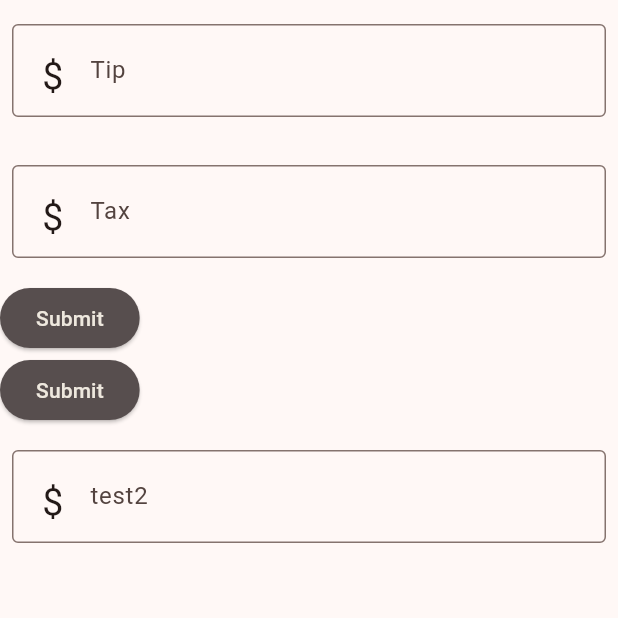
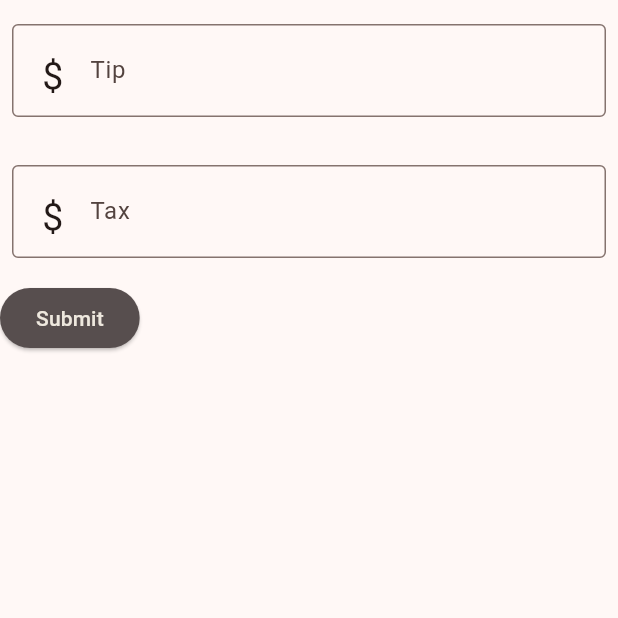
Before and after one commit to CNsquared/ABGapp, a Flutter app: the screen it shows after launch, on a phone screen of 412 x 824 dp, the top half of it. Run offline on Flutter 3.47's test engine with Material 2 defaults, Android fonts, the phone set to English and light mode, and no system bars.

Commit message:
Removing extra buttons

```diff
--- a/lib/homeScreen.dart
+++ b/lib/homeScreen.dart
@@ -1,5 +1,8 @@
+// ignore_for_file: prefer_const_constructors
+
 import 'package:flutter/material.dart';
 import 'package:abg_app/homeScreenFactory.dart';
+import 'package:flutter/services.dart';
 import 'package:provider/provider.dart';
 import 'package:abg_app/main.dart';
 
@@ -7,15 +10,44 @@ import 'package:abg_app/main.dart';
 
 
 class HomeScreen extends StatelessWidget {
-  const HomeScreen({super.key});
+  HomeScreen({super.key});
+  final _MyCustomFormState formState = _MyCustomFormState();
 
   @override
   Widget build(BuildContext context) {
 
-   var appState = context.watch<AbgAppState>();
 
-   return MyCustomForm();
+   return Scaffold(
+      body: Center(
+          child: Column(
+        crossAxisAlignment: CrossAxisAlignment.start,
+        children: <Widget>[
+          homeScreenFactory.createTextInput("Tip", formState.tipController),
+          homeScreenFactory.createTextInput("Tax", formState.taxController),
+          homeScreenFactory.createSubmit(context),
+
+        ],
+      )),
+    );
 
   }
 
 }
+
+// Define a corresponding State class.
+// This class holds the data related to the Form.
+class _MyCustomFormState extends ChangeNotifier {
+  // Create a text controller and use it to retrieve the current value
+  // of the TextField.
+  final taxController = TextEditingController();
+  final tipController = TextEditingController();
+
+  @override
+  void dispose() {
+    // Clean up the controller when the widget is disposed.
+    taxController.dispose();
+    tipController.dispose();
+    super.dispose();
+  }
+
+}
--- a/lib/homeScreenFactory.dart
+++ b/lib/homeScreenFactory.dart
@@ -8,10 +8,11 @@ import 'confrimationScreen.dart';
 import 'main.dart';
 
 class homeScreenFactory {
-  static Padding createTextInput(String? inputName) {
+  static Padding createTextInput(String? inputName, TextEditingController controller) {
     return Padding(
       padding: const EdgeInsets.symmetric(horizontal: 8, vertical: 16),
       child: TextFormField(
+        controller: controller,
         style: const TextStyle(fontSize: 20),
         decoration: InputDecoration(
           border: const OutlineInputBorder(),
@@ -52,87 +53,3 @@ class homeScreenFactory {
   }
 
 }
-
-// Define a custom Form widget.
-class MyCustomForm extends StatefulWidget {
-  const MyCustomForm({super.key});
-
-  @override
-  State<MyCustomForm> createState() => _MyCustomFormState();
-}
-
-// Define a corresponding State class.
-// This class holds the data related to the Form.
-class _MyCustomFormState extends State<MyCustomForm> {
-  // Create a text controller and use it to retrieve the current value
-  // of the TextField.
-  final myController = TextEditingController();
-
-
-  @override
-  void dispose() {
-    // Clean up the controller when the widget is disposed.
-    myController.dispose();
-    super.dispose();
-  }
-
-  @override
-  Widget build(BuildContext context) {
-
-    return Scaffold(
-      body: Center(
-          child: Column(
-        crossAxisAlignment: CrossAxisAlignment.start,
-        children: <Widget>[
-          homeScreenFactory.createTextInput("Tip"),
-          homeScreenFactory.createTextInput("Tax"),
-          homeScreenFactory.createSubmit(context),
-          ElevatedButton(
-            style: ElevatedButton.styleFrom(
-              backgroundColor: Color.fromARGB(255, 87, 78, 78),
-            ),
-            child: const Text(
-              'Submit',
-              style: TextStyle(color: Color.fromARGB(255, 238, 232, 222)),
-            ),
-            onPressed: () {
-              showDialog(
-                context: context,
-                builder: (context) {
-                  return AlertDialog(
-                    // Retrieve the text the that user has entered by using the
-                    // TextEditingController.
-                    content: Text(myController.text),
-                  );
-                },
-              );
-            },
-          ),
-          Padding(
-            padding: const EdgeInsets.symmetric(horizontal: 8, vertical: 16),
-            child: TextFormField(
-              style: const TextStyle(fontSize: 20),
-              controller: myController,
-              decoration: InputDecoration(
-                border: const OutlineInputBorder(),
-                labelText: "test2",
-                prefixIcon: const Padding(
-                    padding: EdgeInsetsDirectional.only(start: 20, top: 10),
-                    // ignore: prefer_const_constructors
-                    child: Text(
-                      "\$",
-                      style: TextStyle(fontSize: 25),
-                    )),
-              ),
-              keyboardType: const TextInputType.numberWithOptions(decimal: true),
-              inputFormatters: [
-                FilteringTextInputFormatter.allow(RegExp(r'^(\d+)?\.?\d{0,2}')),
-              ],
-            ),
-          ),
-        ],
-      )),
-    );
-
-  }
-}
--- a/lib/main.dart
+++ b/lib/main.dart
@@ -21,7 +21,7 @@ class AbgApp extends StatelessWidget{
           useMaterial3: true,
           colorScheme: ColorScheme.fromSeed(seedColor: Colors.deepOrange),
         ),
-        home: const HomeScreen(),
+        home: HomeScreen(),
       ),
     );
   }
```
